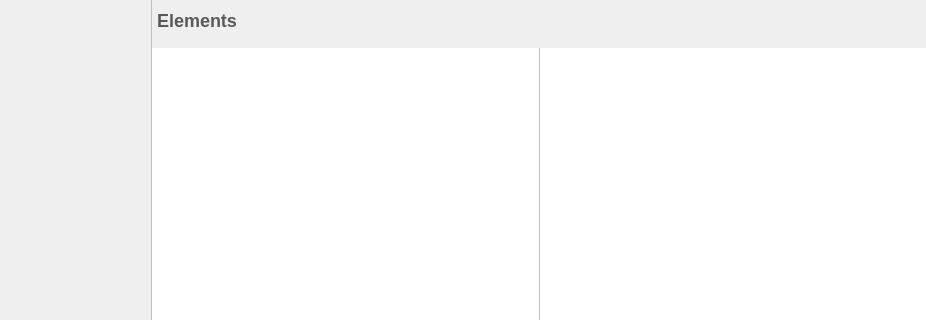
Qt form plugins/view/tableview/TableView.ui (vadivelselvaraj/TulipGLImprovement) before a commit; both pictures show x 0 to 926 and y 0 to 320 of the 926 by 682 pixel window.
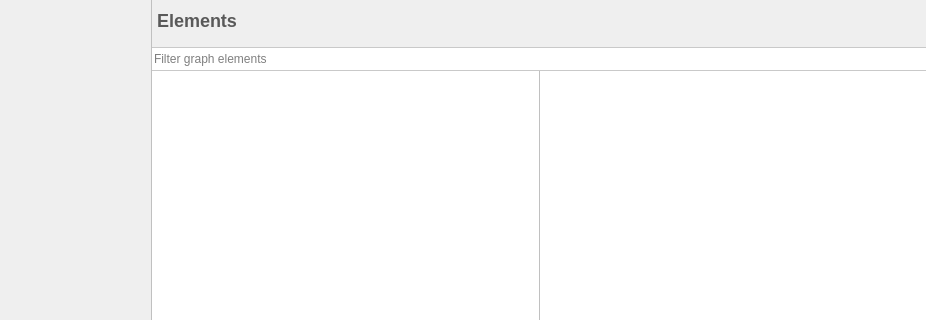
The same form after that commit. Icons and pictures are not drawn. Custom widgets are drawn as their Qt base class.

Commit message: Added search field to tableView

The edit to the form file:
```diff
--- a/plugins/view/tableview/TableView.ui
+++ b/plugins/view/tableview/TableView.ui
@@ -139,6 +139,9 @@
      <widget class="PropertiesEditor" name="propertiesEditor" native="true"/>
      <widget class="QFrame" name="frame">
       <layout class="QVBoxLayout" name="verticalLayout">
+       <property name="spacing">
+        <number>0</number>
+       </property>
        <property name="margin">
         <number>0</number>
        </property>
@@ -190,6 +193,40 @@
         </widget>
        </item>
        <item>
+        <widget class="QFrame" name="frame_3">
+         <property name="styleSheet">
+          <string notr="true">#frame_3 {
+padding-top: 5px;
+}</string>
+         </property>
+         <layout class="QVBoxLayout" name="verticalLayout_4">
+          <property name="spacing">
+           <number>0</number>
+          </property>
+          <property name="margin">
+           <number>0</number>
+          </property>
+          <item>
+           <widget class="ClearableLineEdit" name="filterEdit">
+            <property name="minimumSize">
+             <size>
+              <width>0</width>
+              <height>24</height>
+             </size>
+            </property>
+            <property name="styleSheet">
+             <string notr="true">background-color: white;
+border: 0px;
+color: black;
+border-bottom: 1px solid #C9C9C9;
+border-top: 1px solid #C9C9C9;</string>
+            </property>
+            <property name="placeholderText">
+             <string>Filter graph elements</string>
+            </property>
+           </widget>
+          </item>
+          <item>
         <widget class="QSplitter" name="splitter">
          <property name="styleSheet">
           <string notr="true">QSplitter {
@@ -240,6 +277,9 @@
        </item>
       </layout>
      </widget>
+       </item>
+      </layout>
+     </widget>
     </widget>
    </item>
   </layout>
@@ -254,6 +294,11 @@
     <signal>propertyVisibilityChanged(tlp::PropertyInterface*,bool)</signal>
    </slots>
   </customwidget>
+  <customwidget>
+   <class>ClearableLineEdit</class>
+   <extends>QLineEdit</extends>
+   <header location="global">tulip/ClearableLineEdit.h</header>
+  </customwidget>
  </customwidgets>
  <resources>
   <include location="../../../library/tulip-gui/resources/TulipGUIResource.qrc"/>
```
Left out of the diff: 1 changed line with no effect on the pictures. Lines whose indentation alone changed are shown as unchanged. The commit also changes 3 other files.
